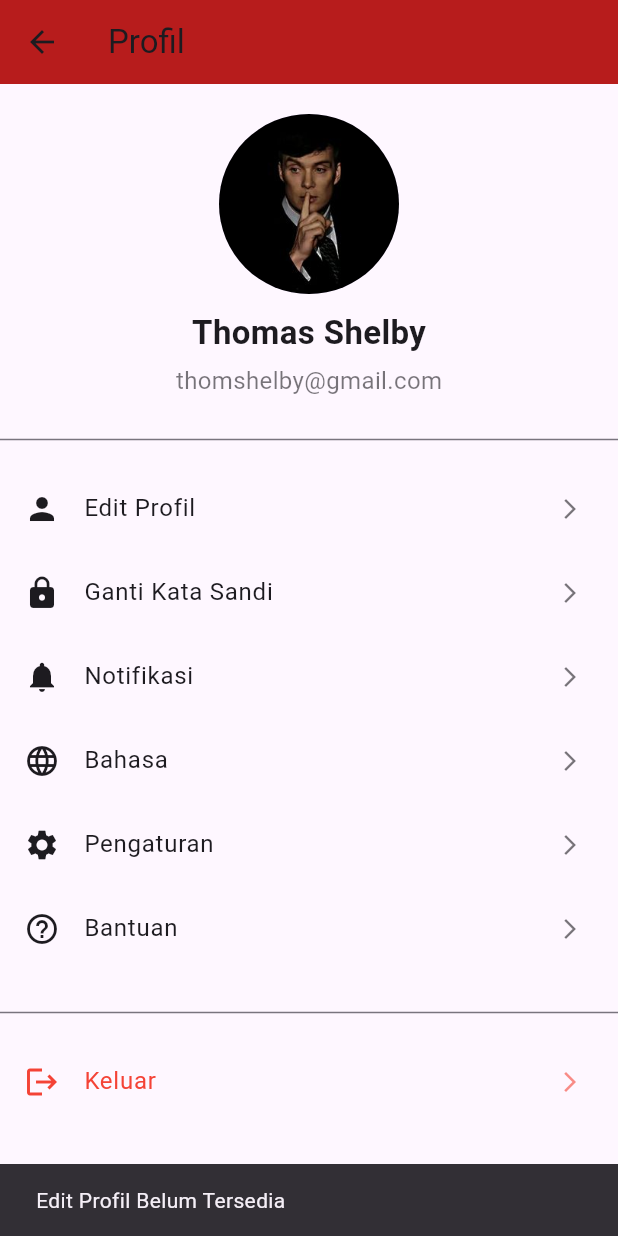
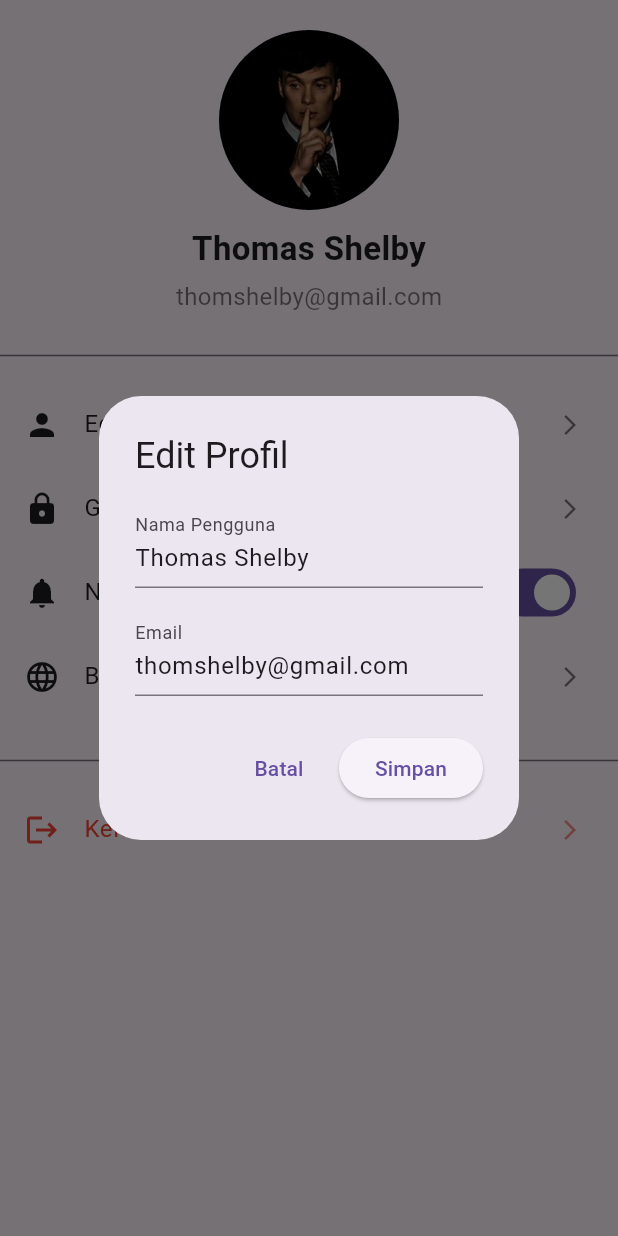
Before and after one commit to skrulleps/projectflutter, a Flutter app: the ProfilPage screen opened directly, after a tap on "Edit Profil", on a phone screen of 412 x 824 dp. Run offline on Flutter 3.47's test engine with Material 3 defaults, Android fonts, the phone set to English and light mode, and no system bars; our stand-ins replace carousel_slider, google_fonts, shared_preferences; accounts and stored records are empty.

Commit message:
update fitur menu pada profil_page.dart

```diff
--- a/lib/main.dart
+++ b/lib/main.dart
@@ -10,7 +10,7 @@
 }
 
 class ResepMasakanApp extends StatefulWidget {
-  const ResepMasakanApp({Key? key}) : super(key: key);
+  const ResepMasakanApp({super.key});
 
   @override
   State<ResepMasakanApp> createState() => _ResepMasakanAppState();
@@ -56,10 +56,10 @@
   final bool isDarkMode;
 
   const HomePage({
-    Key? key,
+    super.key,
     required this.toggleTheme,
     required this.isDarkMode,
-  }) : super(key: key);
+  });
 
   @override
   State<HomePage> createState() => _HomePageState();
--- a/lib/pages/profil_page.dart
+++ b/lib/pages/profil_page.dart
@@ -2,8 +2,18 @@ import 'package:flutter/material.dart';
 import 'package:shared_preferences/shared_preferences.dart';
 import 'login_page.dart'; // Ganti dengan path ke file LoginPage
 
-class ProfilPage extends StatelessWidget {
+class ProfilPage extends StatefulWidget {
   const ProfilPage({Key? key}) : super(key: key);
+
+  @override
+  _ProfilPageState createState() => _ProfilPageState();
+}
+
+class _ProfilPageState extends State<ProfilPage> {
+  String username = 'Thomas Shelby';
+  String email = 'thomshelby@gmail.com';
+  bool notificationsEnabled = true;
+  String selectedLanguage = 'Indonesia';
 
   Future<void> _logout(BuildContext context) async {
     final prefs = await SharedPreferences.getInstance();
@@ -14,6 +24,126 @@ class ProfilPage extends StatelessWidget {
     );
   }
 
+  Future<void> _editProfile() async {
+    TextEditingController usernameController = TextEditingController(text: username);
+    TextEditingController emailController = TextEditingController(text: email);
+
+    await showDialog(
+      context: context,
+      builder: (context) => AlertDialog(
+        title: const Text('Edit Profil'),
+        content: Column(
+          mainAxisSize: MainAxisSize.min,
+          children: [
+            TextField(
+              controller: usernameController,
+              decoration: const InputDecoration(labelText: 'Nama Pengguna'),
+            ),
+            const SizedBox(height: 16),
+            TextField(
+              controller: emailController,
+              decoration: const InputDecoration(labelText: 'Email'),
+              keyboardType: TextInputType.emailAddress,
+            ),
+          ],
+        ),
+        actions: [
+          TextButton(
+            onPressed: () => Navigator.pop(context), // Tutup dialog
+            child: const Text('Batal'),
+          ),
+          ElevatedButton(
+            onPressed: () {
+              setState(() {
+                username = usernameController.text;
+                email = emailController.text;
+              });
+              Navigator.pop(context); // Tutup dialog
+            },
+            child: const Text('Simpan'),
+          ),
+        ],
+      ),
+    );
+  }
+
+  Future<void> _changePassword() async {
+    TextEditingController passwordController = TextEditingController();
+
+    await showDialog(
+      context: context,
+      builder: (context) => AlertDialog(
+        title: const Text('Ganti Kata Sandi'),
+        content: TextField(
+          controller: passwordController,
+          decoration: const InputDecoration(labelText: 'Kata Sandi Baru'),
+          obscureText: true,
+        ),
+        actions: [
+          TextButton(
+            onPressed: () => Navigator.pop(context), // Tutup dialog
+            child: const Text('Batal'),
+          ),
+          ElevatedButton(
+            onPressed: () {
+              // Implementasi ganti kata sandi
+              Navigator.pop(context);
+              ScaffoldMessenger.of(context).showSnackBar(
+                const SnackBar(content: Text('Kata sandi berhasil diubah')),
+              );
+            },
+            child: const Text('Simpan'),
+          ),
+        ],
+      ),
+    );
+  }
+
+  Future<void> _changeLanguage() async {
+    await showDialog(
+      context: context,
+      builder: (context) => AlertDialog(
+        title: const Text('Pilih Bahasa'),
+        content: Column(
+          mainAxisSize: MainAxisSize.min,
+          children: [
+            RadioListTile<String>(
+              title: const Text('Indonesia'),
+              value: 'Indonesia',
+              groupValue: selectedLanguage,
+              onChanged: (value) {
+                setState(() {
+                  selectedLanguage = value!;
+                });
+                Navigator.pop(context);
+              },
+            ),
+            RadioListTile<String>(
+              title: const Text('English'),
+              value: 'English',
+              groupValue: selectedLanguage,
+              onChanged: (value) {
+                setState(() {
+                  selectedLanguage = value!;
+                });
+                Navigator.pop(context);
+              },
+            ),
+          ],
+        ),
+      ),
+    );
+  }
+
+  Future<void> _toggleNotifications(bool value) async {
+    setState(() {
+      notificationsEnabled = value;
+    });
+    ScaffoldMessenger.of(context).showSnackBar(
+      SnackBar(content: Text(notificationsEnabled ? 'Notifikasi diaktifkan' : 'Notifikasi dinonaktifkan')),
+    );
+  }
+
   @override
   Widget build(BuildContext context) {
     // Ambil warna dari tema saat ini
@@ -21,10 +151,6 @@ class ProfilPage extends StatelessWidget {
     final dividerColor = Theme.of(context).dividerColor;
 
     return Scaffold(
-      appBar: AppBar(
-        title: const Text('Profil'),
-        backgroundColor: Colors.red.shade900,
-      ),
       body: SingleChildScrollView(
         child: Column(
           crossAxisAlignment: CrossAxisAlignment.center,
@@ -36,12 +162,12 @@ class ProfilPage extends StatelessWidget {
             ),
             const SizedBox(height: 10),
             Text(
-              'Thomas Shelby',
+              username,
               style: TextStyle(fontSize: 22, fontWeight: FontWeight.bold, color: textColor),
             ),
             const SizedBox(height: 5),
             Text(
-              'thomshelby@gmail.com',
+              email,
               style: TextStyle(fontSize: 16, color: textColor.withOpacity(0.6)),
             ),
             const SizedBox(height: 20),
@@ -50,67 +176,33 @@ class ProfilPage extends StatelessWidget {
             _buildMenuItem(
               icon: Icons.person,
               title: 'Edit Profil',
-              onTap: () {
-                // Aksi untuk Edit Profil
-                ScaffoldMessenger.of(context).showSnackBar(
-                  const SnackBar(content: Text('Edit Profil Belum Tersedia')),
-                );
-              },
+              onTap: _editProfile,
               textColor: textColor,
             ),
             _buildMenuItem(
               icon: Icons.lock,
               title: 'Ganti Kata Sandi',
-              onTap: () {
-                // Aksi untuk Ganti Kata Sandi
-                ScaffoldMessenger.of(context).showSnackBar(
-                  const SnackBar(content: Text('Ganti Kata Sandi Belum Tersedia')),
-                );
-              },
+              onTap: _changePassword,
               textColor: textColor,
             ),
             _buildMenuItem(
               icon: Icons.notifications,
               title: 'Notifikasi',
               onTap: () {
-                // Aksi untuk Notifikasi
-                ScaffoldMessenger.of(context).showSnackBar(
-                  const SnackBar(content: Text('Pengaturan Notifikasi Belum Tersedia')),
-                );
+                _toggleNotifications(!notificationsEnabled);
               },
               textColor: textColor,
+              trailing: Switch(
+                value: notificationsEnabled,
+                onChanged: (value) {
+                  _toggleNotifications(value);
+                },
+              ),
             ),
             _buildMenuItem(
               icon: Icons.language,
               title: 'Bahasa',
-              onTap: () {
-                // Aksi untuk Bahasa
-                ScaffoldMessenger.of(context).showSnackBar(
-                  const SnackBar(content: Text('Pengaturan Bahasa Belum Tersedia')),
-                );
-              },
-              textColor: textColor,
-            ),
-            _buildMenuItem(
-              icon: Icons.settings,
-              title: 'Pengaturan',
-              onTap: () {
-                // Aksi untuk Pengaturan
-                ScaffoldMessenger.of(context).showSnackBar(
-                  const SnackBar(content: Text('Pengaturan Belum Tersedia')),
-                );
-              },
-              textColor: textColor,
-            ),
-            _buildMenuItem(
-              icon: Icons.help_outline,
-              title: 'Bantuan',
-              onTap: () {
-                // Aksi untuk Bantuan
-                ScaffoldMessenger.of(context).showSnackBar(
-                  const SnackBar(content: Text('Bantuan Belum Tersedia')),
-                );
-              },
+              onTap: _changeLanguage,
               textColor: textColor,
             ),
             const SizedBox(height: 20),
@@ -120,7 +212,7 @@ class ProfilPage extends StatelessWidget {
               icon: Icons.logout,
               title: 'Keluar',
               onTap: () {
-                _logout(context); // Logout pengguna
+                _logout(context);
               },
               textColor: Colors.red,
             ),
@@ -135,6 +227,7 @@ class ProfilPage extends StatelessWidget {
     required String title,
     required VoidCallback onTap,
     required Color textColor,
+    Widget? trailing,
   }) {
     return ListTile(
       leading: Icon(icon, color: textColor),
@@ -143,7 +236,7 @@ class ProfilPage extends StatelessWidget {
         style: TextStyle(fontSize: 16, color: textColor),
       ),
       onTap: onTap,
-      trailing: Icon(Icons.arrow_forward_ios, size: 16, color: textColor.withOpacity(0.6)),
+      trailing: trailing ?? Icon(Icons.arrow_forward_ios, size: 16, color: textColor.withOpacity(0.6)),
     );
   }
 }
--- a/lib/widgets/side_menu.dart
+++ b/lib/widgets/side_menu.dart
@@ -34,6 +34,7 @@ class SideMenu extends StatelessWidget {
             ),
           ),
           ExpansionTile(
+            leading: const Icon(Icons.category),
             title: const Text('Kategori'),
             children: [
               ListTile(
@@ -66,6 +67,7 @@ class SideMenu extends StatelessWidget {
             ],
           ),
           ListTile(
+            leading: const Icon(Icons.favorite),
             title: const Text('Favorit'),
             onTap: () {
               onItemTapped(1); // Pilih halaman 'Favorit'
@@ -73,7 +75,8 @@ class SideMenu extends StatelessWidget {
             },
           ),
           ListTile(
-            title: const Text('Profil'),
+            leading: const Icon(Icons.settings),
+            title: const Text('Pengaturan'),
             onTap: () {
               onItemTapped(2); // Pilih halaman 'Profil'
               Navigator.pop(context); // Tutup menu samping
--- a/pubspec.yaml
+++ b/pubspec.yaml
@@ -110,6 +110,7 @@ flutter:
       - assets/img/wedang_pokak.jpg
       - assets/img/wedang_ronde.jpg
       - assets/img/aia_kawa.jpg
+      - assets/img/es_pisang_ijo.jpg
 
 
   #   - images/a_dot_ham.jpeg
```
